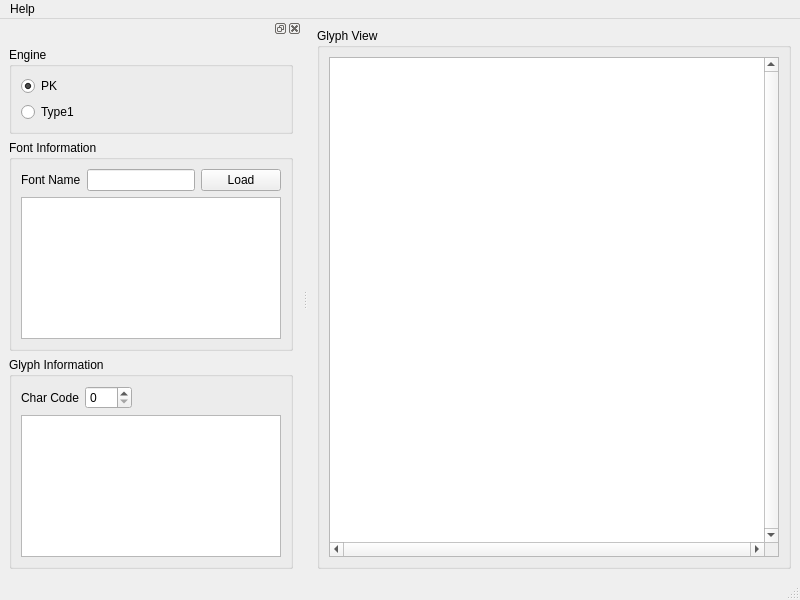
Above: PyDviGui/ui/font_viewer.ui from FabriceSalvaire/PyDVI before the change. Below: the same form after it.
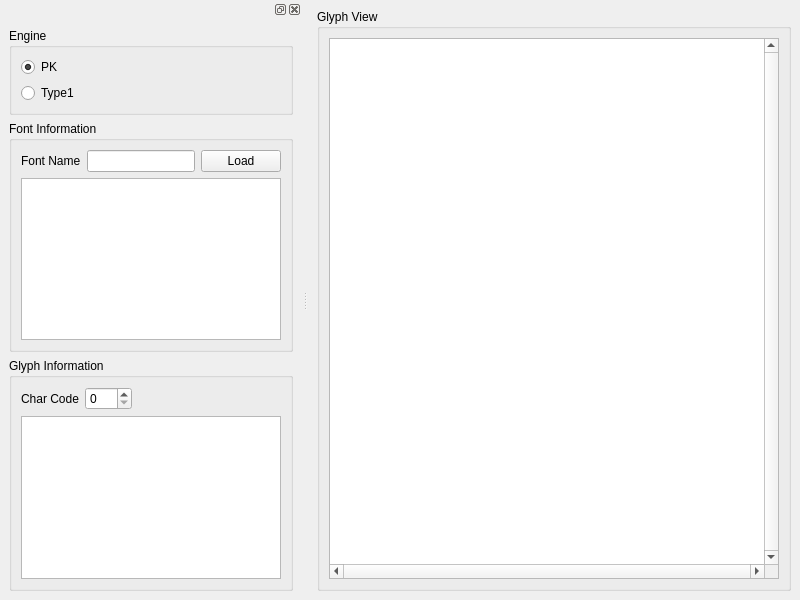
That is the form after the change. Custom widgets are drawn as their Qt base class.

Commit message: GUI cleanup and added multi-pages support to viewer

```diff
--- a/PyDviGui/ui/font_viewer.ui
+++ b/PyDviGui/ui/font_viewer.ui
@@ -39,28 +39,6 @@
     </item>
    </layout>
   </widget>
-  <widget class="QMenuBar" name="menubar">
-   <property name="geometry">
-    <rect>
-     <x>0</x>
-     <y>0</y>
-     <width>800</width>
-     <height>27</height>
-    </rect>
-   </property>
-   <widget class="QMenu" name="menuHelp">
-    <property name="title">
-     <string>Help</string>
-    </property>
-    <addaction name="help_action"/>
-    <addaction name="separator"/>
-    <addaction name="about_action"/>
-    <addaction name="about_pydvi_action"/>
-    <addaction name="about_qt_action"/>
-   </widget>
-   <addaction name="menuHelp"/>
-  </widget>
-  <widget class="QStatusBar" name="statusbar"/>
   <widget class="QDockWidget" name="dockWidget">
    <property name="floating">
     <bool>false</bool>
```
The commit also changes 24 other files.
